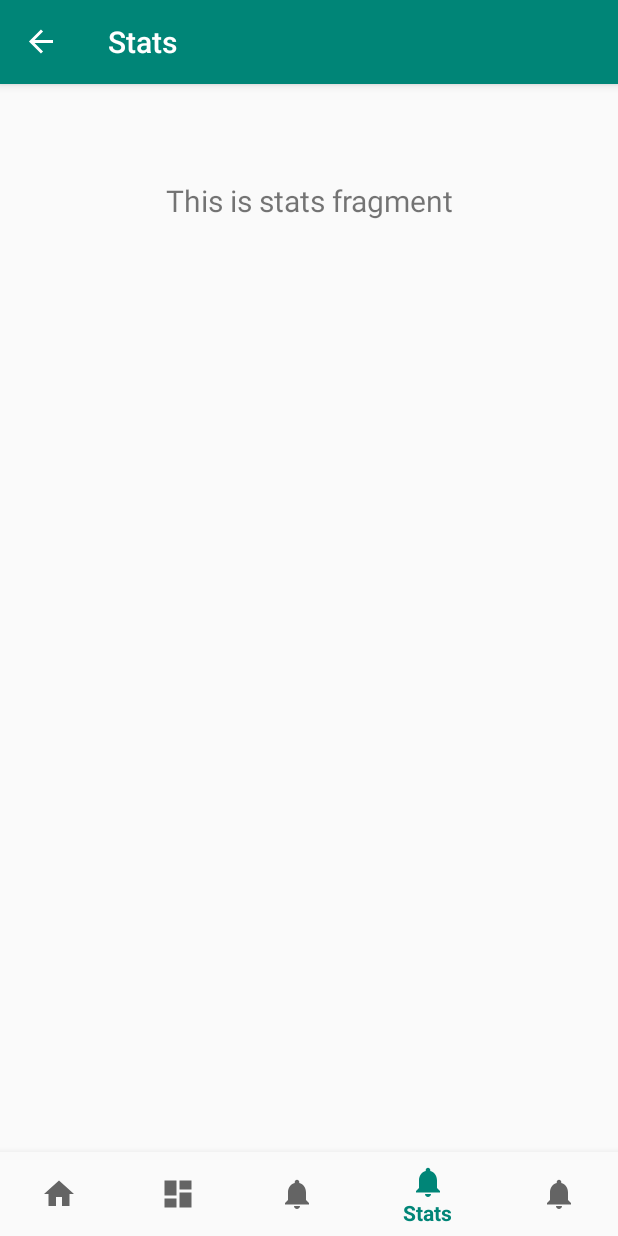
After one commit to JonathanKuelz/Science_Hack_2019_Winner, an Android app: the StatsFragment screen opened through its navigation route, on a phone screen of 412 x 824 dp. The commit adds this screen. Run offline under Robolectric (Android 15) with nearby library versions, the phone set to English and light mode, and no system bars; our stand-ins replace navigation-ui.

Commit message:
site number increased to five

```diff
--- a/app/build.gradle
+++ b/app/build.gradle
@@ -27,6 +27,7 @@ dependencies {
     implementation 'androidx.navigation:navigation-fragment:2.0.0'
     implementation 'androidx.navigation:navigation-ui:2.0.0'
     implementation 'androidx.lifecycle:lifecycle-extensions:2.0.0'
+    implementation 'androidx.legacy:legacy-support-v4:1.0.0'
     testImplementation 'junit:junit:4.12'
     androidTestImplementation 'androidx.test.ext:junit:1.1.0'
     androidTestImplementation 'androidx.test.espresso:espresso-core:3.1.1'
--- /dev/null
+++ b/app/src/main/java/ja/tum/sciencehack2019winners/ui/stats/StatsFragment.java
@@ -0,0 +1,35 @@
+package ja.tum.sciencehack2019winners.ui.stats;
+
+import android.os.Bundle;
+import android.view.LayoutInflater;
+import android.view.View;
+import android.view.ViewGroup;
+import android.widget.TextView;
+
+import androidx.annotation.Nullable;
+import androidx.annotation.NonNull;
+import androidx.fragment.app.Fragment;
+import androidx.lifecycle.Observer;
+import androidx.lifecycle.ViewModelProviders;
+
+import ja.tum.sciencehack2019winners.R;
+
+public class StatsFragment extends Fragment {
+
+    private StatsViewModel statsViewModel;
+
+    public View onCreateView(@NonNull LayoutInflater inflater,
+                             ViewGroup container, Bundle savedInstanceState) {
+        statsViewModel =
+                ViewModelProviders.of(this).get(StatsViewModel.class);
+        View root = inflater.inflate(R.layout.fragment_home, container, false);
+        final TextView textView = root.findViewById(R.id.text_home);
+        statsViewModel.getText().observe(this, new Observer<String>() {
+            @Override
+            public void onChanged(@Nullable String s) {
+                textView.setText(s);
+            }
+        });
+        return root;
+    }
+}
--- /dev/null
+++ b/app/src/main/java/ja/tum/sciencehack2019winners/ui/stats/StatsViewModel.java
@@ -0,0 +1,19 @@
+package ja.tum.sciencehack2019winners.ui.stats;
+
+import androidx.lifecycle.LiveData;
+import androidx.lifecycle.MutableLiveData;
+import androidx.lifecycle.ViewModel;
+
+public class StatsViewModel extends ViewModel {
+
+    private MutableLiveData<String> mText;
+
+    public StatsViewModel() {
+        mText = new MutableLiveData<>();
+        mText.setValue("This is stats fragment");
+    }
+
+    public LiveData<String> getText() {
+        return mText;
+    }
+}
--- a/app/src/main/res/menu/bottom_nav_menu.xml
+++ b/app/src/main/res/menu/bottom_nav_menu.xml
@@ -16,4 +16,14 @@
         android:icon="@drawable/ic_notifications_black_24dp"
         android:title="@string/title_notifications" />
 
+    <item
+        android:id="@+id/navigation_stats"
+        android:icon="@drawable/ic_notifications_black_24dp"
+        android:title="@string/title_stats" />
+
+    <item
+        android:id="@+id/navigation_challenges"
+        android:icon="@drawable/ic_notifications_black_24dp"
+        android:title="@string/title_challenges" />
+
 </menu>
--- a/app/src/main/res/navigation/mobile_navigation.xml
+++ b/app/src/main/res/navigation/mobile_navigation.xml
@@ -12,14 +12,24 @@
         tools:layout="@layout/fragment_home" />
 
     <fragment
+        android:id="@+id/navigation_challenges"
+        android:name="ja.tum.sciencehack2019winners.ui.challenges.stats.ChallengesFragment"
+        android:label="@string/title_challenges"
+        tools:layout="@layout/fragment_home" />
+    <fragment
         android:id="@+id/navigation_dashboard"
         android:name="ja.tum.sciencehack2019winners.ui.dashboard.DashboardFragment"
-        android:label="@string/title_dashboard"
-        tools:layout="@layout/fragment_dashboard" />
+        android:label="@string/title_dashboard" />
 
     <fragment
         android:id="@+id/navigation_notifications"
         android:name="ja.tum.sciencehack2019winners.ui.notifications.NotificationsFragment"
         android:label="@string/title_notifications"
         tools:layout="@layout/fragment_notifications" />
+
+    <fragment
+        android:id="@+id/navigation_stats"
+        android:name="ja.tum.sciencehack2019winners.ui.stats.StatsFragment"
+        android:label="@string/title_stats"
+        tools:layout="@layout/fragment_stats" />
 </navigation>
--- a/app/src/main/res/values/strings.xml
+++ b/app/src/main/res/values/strings.xml
@@ -3,4 +3,9 @@
     <string name="title_home">Home</string>
     <string name="title_dashboard">Dashboard</string>
     <string name="title_notifications">Notifications</string>
+    <string name="title_stats">Stats</string>
+    <string name="title_challenges">Challenges</string>
+
+    <!-- TODO: Remove or change this placeholder text -->
+    <string name="hello_blank_fragment">Hello blank fragment</string>
 </resources>
```
Also changed, not shown: app/src/main/java/ja/tum/sciencehack2019winners/ui/challenges/stats/ChallengesFragment.java (added, +35 -0 lines), app/src/main/java/ja/tum/sciencehack2019winners/ui/challenges/stats/ChallengesViewModel.java (added, +19 -0 lines), app/src/main/res/layout/fragment_stats.xml (added, +14 -0 lines).
